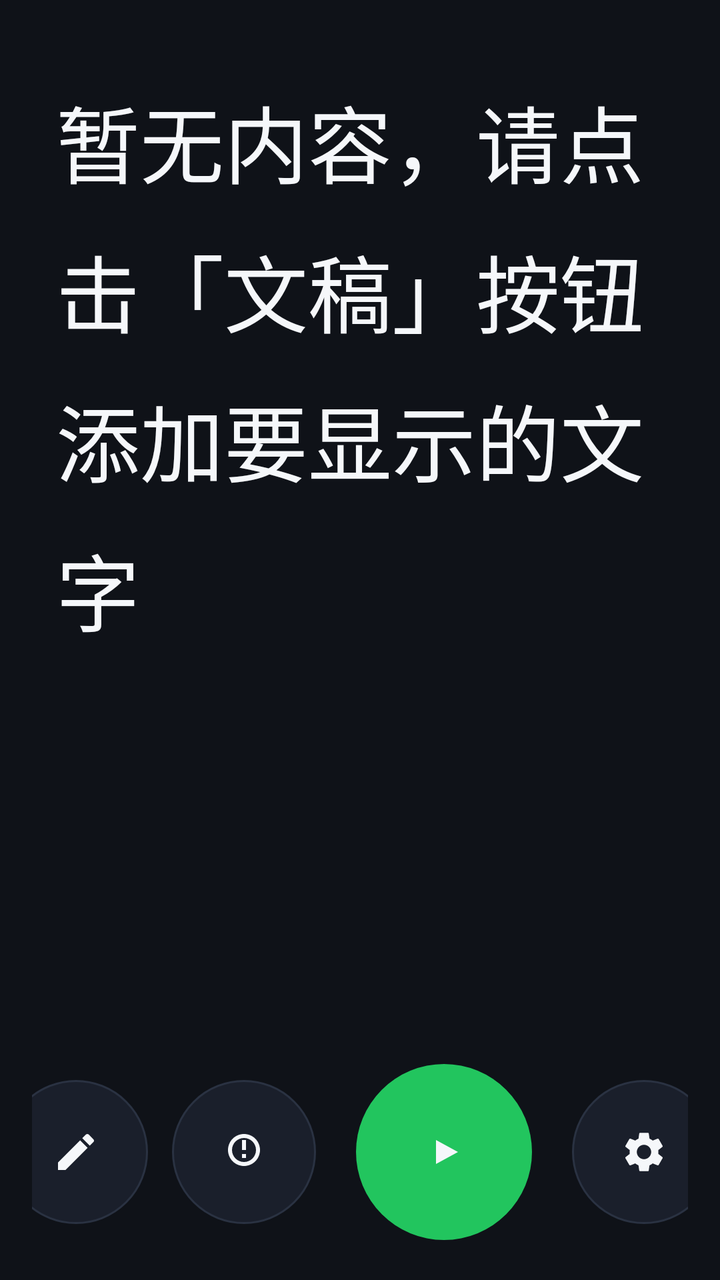
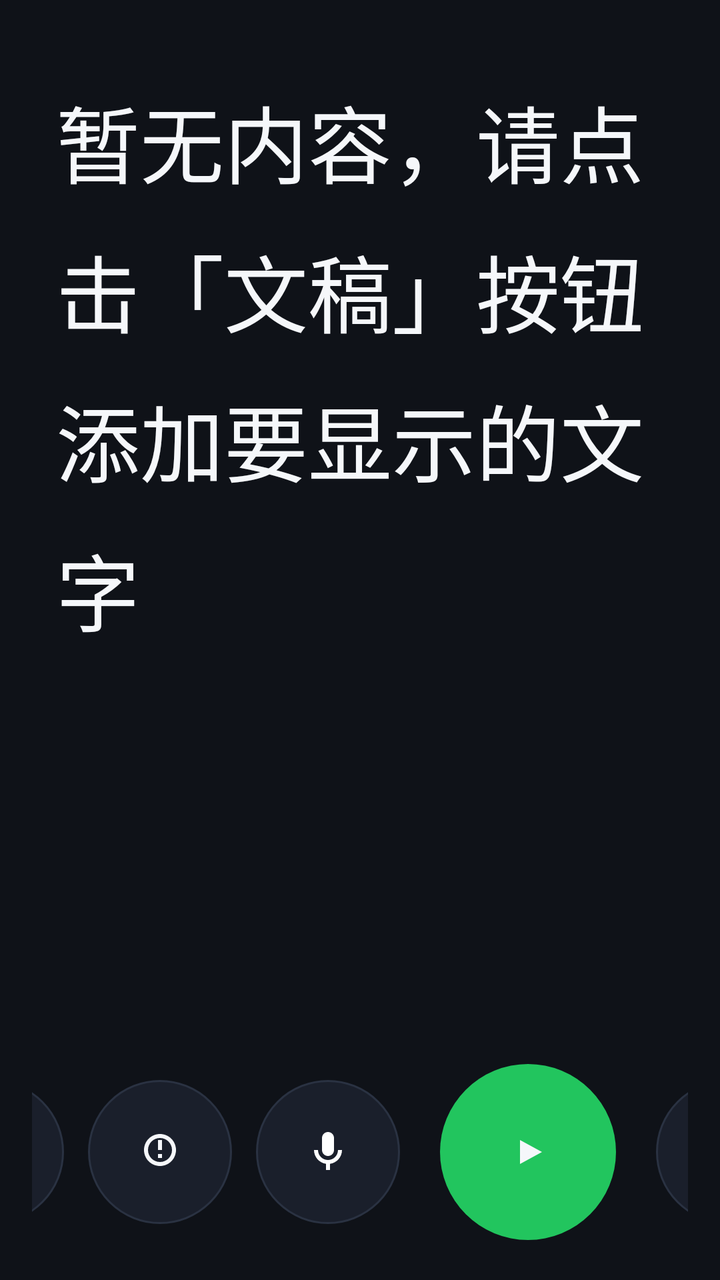

The first picture is an Android layout as it rendered before a commit; the second is the same layout after the commit. The layout source and the unified diff follow.
<!-- AndroidManifest.xml: activity theme Theme.ScrollPrompter -->
<!-- res/layout/activity_main.xml -->
<?xml version="1.0" encoding="utf-8"?>
<androidx.constraintlayout.widget.ConstraintLayout
    xmlns:android="http://schemas.android.com/apk/res/android"
    xmlns:app="http://schemas.android.com/apk/res-auto"
    android:id="@+id/root"
    android:layout_width="match_parent"
    android:layout_height="match_parent"
    android:background="@color/prompter_bg">

    
    <ScrollView
        android:id="@+id/scroll_view"
        android:layout_width="0dp"
        android:layout_height="0dp"
        android:fillViewport="true"
        android:scrollbars="none"
        android:overScrollMode="never"
        app:layout_constraintTop_toTopOf="parent"
        app:layout_constraintBottom_toTopOf="@id/control_bar"
        app:layout_constraintStart_toStartOf="parent"
        app:layout_constraintEnd_toEndOf="parent">

        <TextView
            android:id="@+id/prompter_text"
            android:layout_width="match_parent"
            android:layout_height="wrap_content"
            android:paddingLeft="@dimen/prompter_padding_h"
            android:paddingRight="@dimen/prompter_padding_h"
            android:paddingTop="@dimen/prompter_padding_v"
            android:paddingBottom="@dimen/prompter_padding_v"
            android:textColor="@color/prompter_text"
            android:textSize="42sp"
            android:lineSpacingExtra="14dp"
            android:text="@string/empty_hint"
            android:gravity="top|start" />
    </ScrollView>

    
    <ScrollView
        android:id="@+id/settings_scroll"
        android:layout_width="0dp"
        android:layout_height="wrap_content"
        android:scrollbars="none"
        android:overScrollMode="never"
        app:layout_constraintBottom_toTopOf="@id/control_bar"
        app:layout_constraintStart_toStartOf="parent"
        app:layout_constraintEnd_toEndOf="parent">

        <LinearLayout
            android:id="@+id/settings_panel"
            android:layout_width="match_parent"
            android:layout_height="wrap_content"
            android:orientation="vertical"
            android:background="@drawable/bg_panel"
            android:padding="20dp"
            android:visibility="gone">

            
            <LinearLayout
                android:layout_width="match_parent"
                android:layout_height="wrap_content"
                android:orientation="horizontal"
                android:gravity="center_vertical">
                <TextView
                    android:layout_width="wrap_content"
                    android:layout_height="wrap_content"
                    android:text="@string/label_font_size"
                    android:textColor="@color/prompter_text"
                    android:textSize="15sp" />
                <TextView
                    android:id="@+id/font_value"
                    android:layout_width="wrap_content"
                    android:layout_height="wrap_content"
                    android:layout_marginStart="12dp"
                    android:text="42sp"
                    android:textColor="@color/accent"
                    android:textSize="15sp"
                    android:textStyle="bold" />
            </LinearLayout>
            <LinearLayout
                android:layout_width="match_parent"
                android:layout_height="wrap_content"
                android:orientation="horizontal"
                android:gravity="center_vertical"
                android:layout_marginTop="4dp">
                <SeekBar
                    android:id="@+id/font_seekbar"
                    android:layout_width="0dp"
                    android:layout_height="wrap_content"
                    android:layout_weight="1"
                    android:max="66" />
                <EditText
                    android:id="@+id/font_input"
                    android:layout_width="84dp"
                    android:layout_height="40dp"
                    android:layout_marginStart="12dp"
                    android:background="@drawable/bg_edit"
                    android:hint="@string/font_input_hint"
                    android:textColorHint="@color/prompter_text_dim"
                    android:textColor="@color/prompter_text"
                    android:textSize="14sp"
                    android:gravity="center"
                    android:maxLength="4"
                    android:imeOptions="actionDone"
                    android:importantForAutofill="no"
                    android:inputType="numberDecimal" />
            </LinearLayout>

            
            <LinearLayout
                android:layout_width="match_parent"
                android:layout_height="wrap_content"
                android:orientation="horizontal"
                android:gravity="center_vertical"
                android:layout_marginTop="12dp">
                <TextView
                    android:layout_width="wrap_content"
                    android:layout_height="wrap_content"
                    android:text="@string/label_scroll_speed"
                    android:textColor="@color/prompter_text"
                    android:textSize="15sp" />
                <TextView
                    android:id="@+id/speed_value"
                    android:layout_width="wrap_content"
                    android:layout_height="wrap_content"
                    android:layout_marginStart="12dp"
                    android:text=""
                    android:textColor="@color/accent"
                    android:textSize="15sp"
                    android:textStyle="bold" />
            </LinearLayout>
            <SeekBar
                android:id="@+id/speed_seekbar"
                android:layout_width="match_parent"
                android:layout_height="wrap_content"
                android:layout_marginTop="4dp"
                android:max="784" />

            
            <TextView
                android:layout_width="wrap_content"
                android:layout_height="wrap_content"
                android:layout_marginTop="16dp"
                android:text="@string/label_text_color"
                android:textColor="@color/prompter_text"
                android:textSize="15sp" />
            <LinearLayout
                android:layout_width="match_parent"
                android:layout_height="wrap_content"
                android:orientation="horizontal"
                android:layout_marginTop="8dp">

                <FrameLayout
                    android:id="@+id/color_white"
                    android:layout_width="0dp"
                    android:layout_height="40dp"
                    android:layout_weight="1"
                    android:layout_marginEnd="8dp"
                    android:background="@drawable/bg_color_swatch">
                    <View
                        android:layout_width="match_parent"
                        android:layout_height="match_parent"
                        android:background="@drawable/bg_swatch_fill"
                        android:backgroundTint="@color/prompter_text" />
                </FrameLayout>

                <FrameLayout
                    android:id="@+id/color_yellow"
                    android:layout_width="0dp"
                    android:layout_height="40dp"
                    android:layout_weight="1"
                    android:layout_marginEnd="8dp"
                    android:background="@drawable/bg_color_swatch">
                    <View
                        android:layout_width="match_parent"
                        android:layout_height="match_parent"
                        android:background="@drawable/bg_swatch_fill"
                        android:backgroundTint="@color/text_yellow" />
                </FrameLayout>

                <FrameLayout
                    android:id="@+id/color_green"
                    android:layout_width="0dp"
                    android:layout_height="40dp"
                    android:layout_weight="1"
                    android:layout_marginEnd="8dp"
                    android:background="@drawable/bg_color_swatch">
                    <View
                        android:layout_width="match_parent"
                        android:layout_height="match_parent"
                        android:background="@drawable/bg_swatch_fill"
                        android:backgroundTint="@color/text_green" />
                </FrameLayout>

                <FrameLayout
                    android:id="@+id/color_cyan"
                    android:layout_width="0dp"
                    android:layout_height="40dp"
                    android:layout_weight="1"
                    android:layout_marginEnd="8dp"
                    android:background="@drawable/bg_color_swatch">
                    <View
                        android:layout_width="match_parent"
                        android:layout_height="match_parent"
                        android:background="@drawable/bg_swatch_fill"
                        android:backgroundTint="@color/text_cyan" />
                </FrameLayout>

                <FrameLayout
                    android:id="@+id/color_orange"
                    android:layout_width="0dp"
                    android:layout_height="40dp"
                    android:layout_weight="1"
                    android:layout_marginEnd="8dp"
                    android:background="@drawable/bg_color_swatch">
                    <View
                        android:layout_width="match_parent"
                        android:layout_height="match_parent"
                        android:background="@drawable/bg_swatch_fill"
                        android:backgroundTint="@color/text_orange" />
                </FrameLayout>

                <FrameLayout
                    android:id="@+id/color_pink"
                    android:layout_width="0dp"
                    android:layout_height="40dp"
                    android:layout_weight="1"
                    android:background="@drawable/bg_color_swatch">
                    <View
                        android:layout_width="match_parent"
                        android:layout_height="match_parent"
                        android:background="@drawable/bg_swatch_fill"
                        android:backgroundTint="@color/text_pink" />
                </FrameLayout>
            </LinearLayout>
        </LinearLayout>
    </ScrollView>

    
    <LinearLayout
        android:id="@+id/control_bar"
        android:layout_width="0dp"
        android:layout_height="wrap_content"
        android:orientation="horizontal"
        android:gravity="center"
        android:paddingLeft="16dp"
        android:paddingRight="16dp"
        android:paddingTop="12dp"
        android:paddingBottom="20dp"
        android:background="#CC0F1218"
        app:layout_constraintBottom_toBottomOf="parent"
        app:layout_constraintStart_toStartOf="parent"
        app:layout_constraintEnd_toEndOf="parent">

        
        <ImageButton
            android:id="@+id/btn_edit"
            android:layout_width="@dimen/control_size"
            android:layout_height="@dimen/control_size"
            android:background="@drawable/bg_button_round"
            android:src="@drawable/ic_edit"
            android:contentDescription="@string/btn_edit"
            android:scaleType="centerInside"
            android:padding="20dp" />

        
        <ImageButton
            android:id="@+id/btn_brightness"
            android:layout_width="@dimen/control_size"
            android:layout_height="@dimen/control_size"
            android:layout_marginStart="@dimen/control_margin"
            android:background="@drawable/bg_button_round"
            android:src="@drawable/ic_brightness"
            android:contentDescription="@string/btn_brightness"
            android:scaleType="centerInside"
            android:padding="20dp" />

        
        <ImageButton
            android:id="@+id/btn_play"
            android:layout_width="88dp"
            android:layout_height="88dp"
            android:layout_marginStart="20dp"
            android:background="@drawable/bg_play_round"
            android:src="@drawable/ic_play"
            android:contentDescription="@string/btn_play"
            android:scaleType="centerInside"
            android:padding="26dp" />

        
        <ImageButton
            android:id="@+id/btn_settings"
            android:layout_width="@dimen/control_size"
            android:layout_height="@dimen/control_size"
            android:layout_marginStart="20dp"
            android:background="@drawable/bg_button_round"
            android:src="@drawable/ic_settings"
            android:contentDescription="@string/btn_settings"
            android:scaleType="centerInside"
            android:padding="20dp" />
    </LinearLayout>

</androidx.constraintlayout.widget.ConstraintLayout>
<!-- resources referenced by this layout -->
<resources>
  <color name="accent">#4F8CFF</color>
  <color name="prompter_bg">#0F1218</color>
  <color name="prompter_text">#F5F7FA</color>
  <color name="prompter_text_dim">#9AA3B2</color>
  <color name="text_cyan">#4DD0E1</color>
  <color name="text_green">#66BB6A</color>
  <color name="text_orange">#FFA726</color>
  <color name="text_pink">#F06292</color>
  <color name="text_yellow">#FFD54F</color>
  <dimen name="control_margin">12dp</dimen>
  <dimen name="control_size">72dp</dimen>
  <dimen name="prompter_padding_h">28dp</dimen>
  <dimen name="prompter_padding_v">40dp</dimen>
  <!-- drawable bg_button_round (drawable) -->
  <?xml version="1.0" encoding="utf-8"?>
  <shape xmlns:android="http://schemas.android.com/apk/res/android" android:shape="oval">
      <solid android:color="@color/prompter_bg_alt" />
      <stroke android:width="1dp" android:color="#2A3242" />
  </shape>
  <!-- drawable bg_color_swatch (drawable) -->
  <?xml version="1.0" encoding="utf-8"?>
  <shape xmlns:android="http://schemas.android.com/apk/res/android"
      android:shape="rectangle">
      <solid android:color="#00000000" />
      <stroke android:width="1dp" android:color="#33F5F7FA" />
      <corners android:radius="10dp" />
  </shape>
  <!-- drawable bg_edit (drawable) -->
  <?xml version="1.0" encoding="utf-8"?>
  <shape xmlns:android="http://schemas.android.com/apk/res/android" android:shape="rectangle">
      <solid android:color="#1E2532" />
      <corners android:radius="12dp" />
      <stroke android:width="1dp" android:color="#2E3648" />
  </shape>
  <!-- drawable bg_panel (drawable) -->
  <?xml version="1.0" encoding="utf-8"?>
  <shape xmlns:android="http://schemas.android.com/apk/res/android" android:shape="rectangle">
      <solid android:color="#141926" />
      <corners android:radius="20dp" />
      <stroke android:width="1dp" android:color="#2A3242" />
  </shape>
  <!-- drawable bg_play_round (drawable) -->
  <?xml version="1.0" encoding="utf-8"?>
  <shape xmlns:android="http://schemas.android.com/apk/res/android" android:shape="oval">
      <solid android:color="@color/play_green" />
  </shape>
  <!-- drawable bg_swatch_fill (drawable) -->
  <?xml version="1.0" encoding="utf-8"?>
  <shape xmlns:android="http://schemas.android.com/apk/res/android"
      android:shape="rectangle">
      <solid android:color="#FFFFFF" />
      <corners android:radius="8dp" />
  </shape>
  <!-- drawable ic_edit (drawable) -->
  <?xml version="1.0" encoding="utf-8"?>
  <vector xmlns:android="http://schemas.android.com/apk/res/android"
      android:width="24dp" android:height="24dp"
      android:viewportWidth="24" android:viewportHeight="24">
      <path android:fillColor="#F5F7FA"
          android:pathData="M20.71,7.04c0.39,-0.39 0.39,-1.02 0,-1.41l-2.34,-2.34c-0.39,-0.39 -1.02,-0.39 -1.41,0l-1.84,1.83l3.75,3.75zM3,17.25V21h3.75l11.06,-11.06l-3.75,-3.75z" />
  </vector>
  <!-- drawable ic_play (drawable) -->
  <?xml version="1.0" encoding="utf-8"?>
  <vector xmlns:android="http://schemas.android.com/apk/res/android"
      android:width="24dp" android:height="24dp"
      android:viewportWidth="24" android:viewportHeight="24">
      <path android:fillColor="#F5F7FA"
          android:pathData="M8,6l11,6l-11,6z" />
  </vector>
  <string name="btn_brightness">亮度</string>
  <string name="btn_edit">文稿</string>
  <string name="btn_play">播放</string>
  <string name="btn_settings">设置</string>
  <string name="empty_hint">暂无内容，请点击「文稿」按钮添加要显示的文字</string>
  <string name="font_input_hint">12~200</string>
  <string name="label_font_size">字体大小</string>
  <string name="label_scroll_speed">滚动速度</string>
  <string name="label_text_color">文字颜色</string>
  <color name="prompter_bg_alt">#1A1F2B</color>
  <color name="play_green">#22C55E</color>
  <color name="accent_dark">#3A6FD8</color>
  <color name="white">#FFFFFF</color>
</resources>

<!-- the commit's change to res/layout/activity_main.xml (unified diff, before → after) -->
@@ -277,6 +277,18 @@
 
         
         <ImageButton
+            android:id="@+id/btn_mic"
+            android:layout_width="@dimen/control_size"
+            android:layout_height="@dimen/control_size"
+            android:layout_marginStart="@dimen/control_margin"
+            android:background="@drawable/bg_button_round"
+            android:src="@drawable/ic_mic"
+            android:contentDescription="@string/btn_mic"
+            android:scaleType="centerInside"
+            android:padding="20dp" />
+
+        
+        <ImageButton
             android:id="@+id/btn_play"
             android:layout_width="88dp"
             android:layout_height="88dp"
<!-- resource entries referenced after the edit -->
@@ -71,6 +71,7 @@
   </vector>
   <string name="btn_brightness">亮度</string>
   <string name="btn_edit">文稿</string>
+  <string name="btn_mic">语音跟随</string>
   <string name="btn_play">播放</string>
   <string name="btn_settings">设置</string>
   <string name="empty_hint">暂无内容，请点击「文稿」按钮添加要显示的文字</string>
